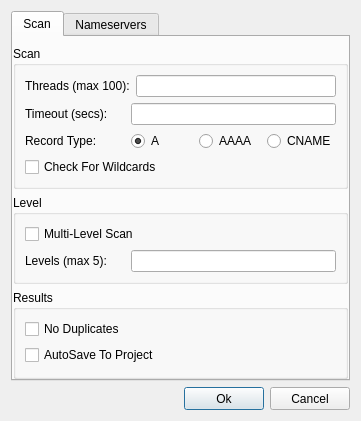
First picture: the form in sub3suite/src/Dialogs/ActiveConfigDialog.ui, repository 3nock/OTE, before the edit.
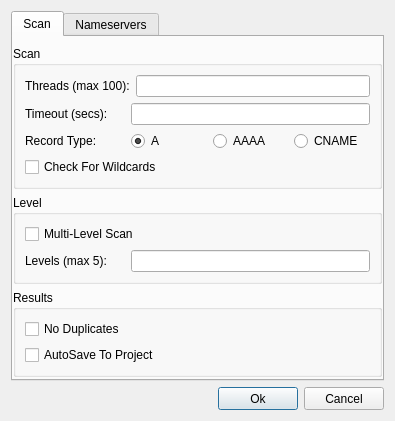
Second picture: the form after the edit. Custom widgets are drawn as their Qt base class.

Commit message: working on the wordlist dialog

Diff of the .ui file:
```diff
--- a/sub3suite/src/Dialogs/ActiveConfigDialog.ui
+++ b/sub3suite/src/Dialogs/ActiveConfigDialog.ui
@@ -6,8 +6,8 @@
    <rect>
     <x>0</x>
     <y>0</y>
-    <width>361</width>
-    <height>399</height>
+    <width>395</width>
+    <height>420</height>
    </rect>
   </property>
   <property name="sizePolicy">
@@ -201,6 +201,19 @@
          </layout>
         </widget>
        </item>
+       <item>
+        <spacer name="verticalSpacer">
+         <property name="orientation">
+          <enum>Qt::Vertical</enum>
+         </property>
+         <property name="sizeHint" stdset="0">
+          <size>
+           <width>20</width>
+           <height>40</height>
+          </size>
+         </property>
+        </spacer>
+       </item>
       </layout>
      </widget>
      <widget class="QWidget" name="tabNameservers">
```
The commit also changes 7 other files.
